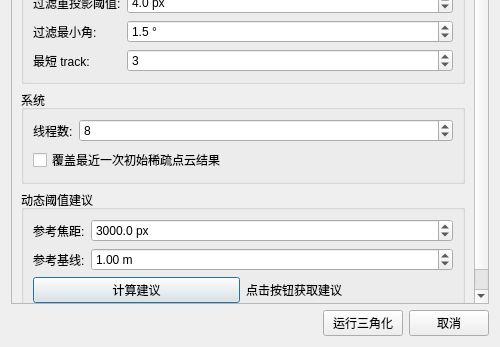
Before: the Qt Designer form src/gui/dialogs/TriangulationDialog.ui in guderianXu/plascan, drawn with Qt 5; both pictures show x 0 to 500 and y 343 to 690 of the 500 by 690 pixel window.
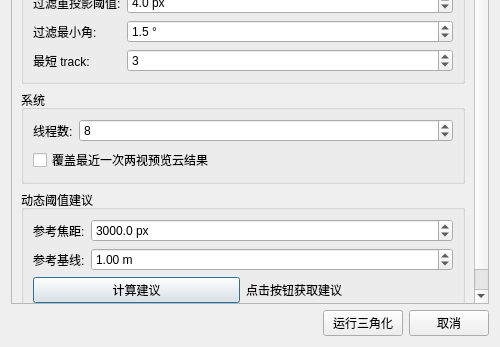
After: the same form once the commit is applied.

Commit message: fix: label triangulation results as preview clouds

Patch:
```diff
--- a/src/gui/dialogs/TriangulationDialog.ui
+++ b/src/gui/dialogs/TriangulationDialog.ui
@@ -391,7 +391,7 @@
          <string>开启后会复用最近一次初始稀疏点云的输出目录，并在 DataTree 中覆盖该记录。</string>
         </property>
         <property name="text">
-         <string>覆盖最近一次初始稀疏点云结果</string>
+         <string>覆盖最近一次两视预览云结果</string>
         </property>
        </widget>
       </item>
```
Left out of the diff: 4 changed lines with no effect on the pictures. The commit also changes 5 other files.
